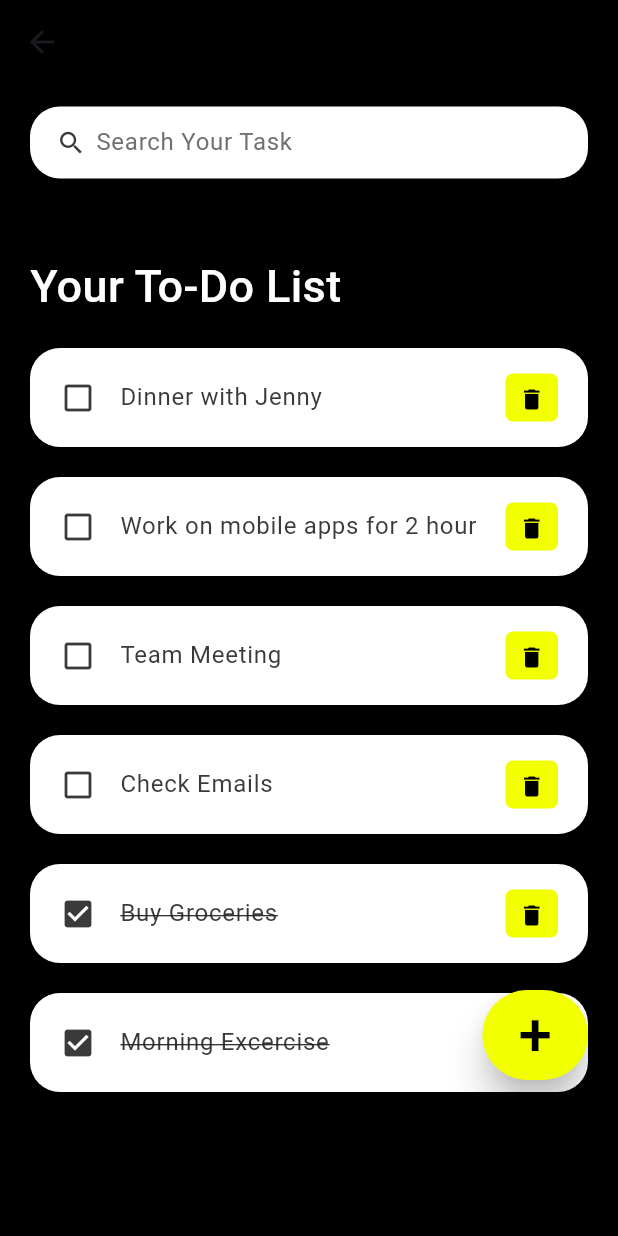
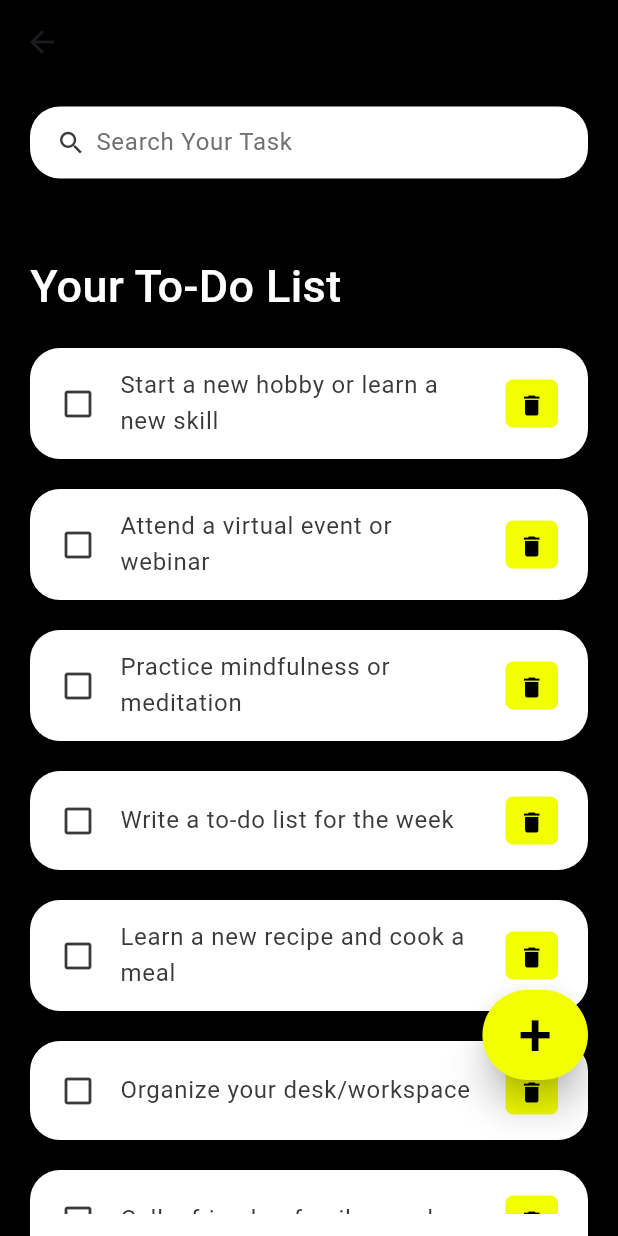
Before and after one commit to Isuru-kumara/CODSOFT, a Flutter app: the screen it shows after launch, after a tap on "Continue", on a phone screen of 412 x 824 dp. Run offline on Flutter 3.47's test engine with Material 3 defaults, Android fonts, the phone set to English and light mode, and no system bars; our stand-ins replace google_fonts; missing offline and left inert: random_color; network calls fail.

Commit message:
Commit 3

```diff
--- a/Task 1/todo_list_app/lib/components/list.dart
+++ b/Task 1/todo_list_app/lib/components/list.dart
@@ -11,12 +11,28 @@ class ToDo {
 
   static List<ToDo> todoList() {
     return [
-      ToDo(id: '01', todoText: 'Morning Excercise', isDone: true ),
-      ToDo(id: '02', todoText: 'Buy Groceries', isDone: true ),
-      ToDo(id: '03', todoText: 'Check Emails', ),
-      ToDo(id: '04', todoText: 'Team Meeting', ),
-      ToDo(id: '05', todoText: 'Work on mobile apps for 2 hour', ),
-      ToDo(id: '06', todoText: 'Dinner with Jenny', ),
+      ToDo(id: '01', todoText: 'Complete the project proposal', isDone: true),
+      ToDo(id: '02', todoText: 'Go for a 30-minute walk', isDone: true),
+      ToDo(
+        id: '03',
+        todoText: 'Read a chapter of a book',
+      ),
+      ToDo(
+        id: '04',
+        todoText: 'Call a friend or family member',
+      ),
+      ToDo(
+        id: '05',
+        todoText: 'Organize your desk/workspace',
+      ),
+      ToDo(
+        id: '06',
+        todoText: 'Learn a new recipe and cook a meal',
+      ),
+      ToDo(id: '07', todoText: 'Write a to-do list for the week'),
+      ToDo(id: '08', todoText: 'Practice mindfulness or meditation'),
+      ToDo(id: '09', todoText: 'Attend a virtual event or webinar'),
+      ToDo(id: '10', todoText: 'Start a new hobby or learn a new skill'),
     ];
   }
 }
--- a/Task 1/todo_list_app/lib/components/welcome.dart
+++ b/Task 1/todo_list_app/lib/components/welcome.dart
@@ -62,7 +62,7 @@ class _LoginPageState extends State<LoginPage> {
                   child: const Text("Continue"),
                 ),
               ),
-              const SizedBox(height: 200),
+              const SizedBox(height: 50),
             ],
           ),
         ),
```
